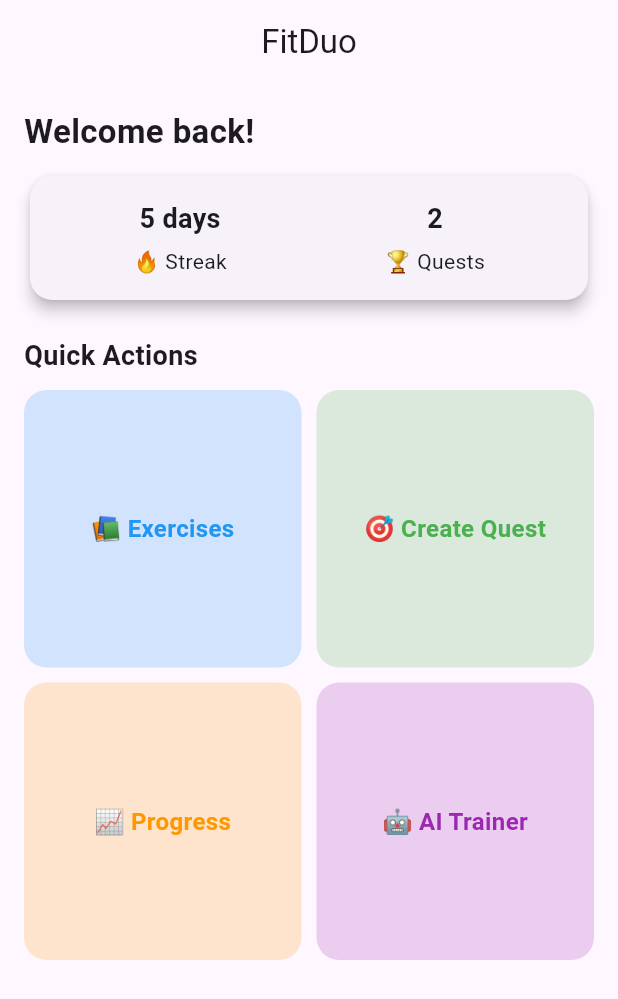
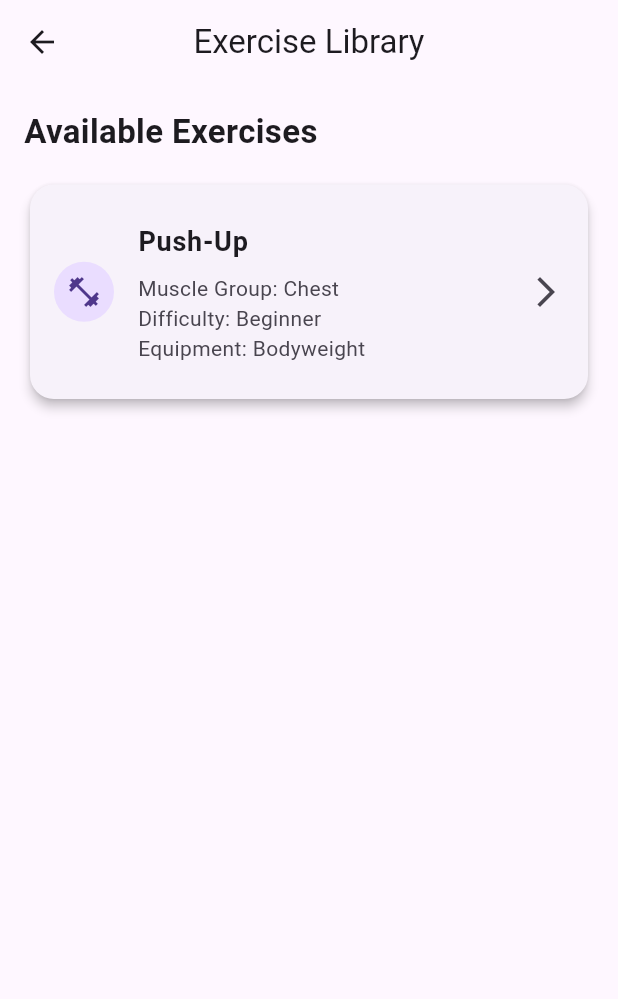
Before and after one commit to boizura/FitDuo, a Flutter app: the screen it shows after launch, after a tap on "📚 Exercises", on a phone screen of 412 x 824 dp. Shown: the top 999 px of the screen. Run offline on Flutter 3.47's test engine with Material 3 defaults, Android fonts, the light colour scheme and no system bars.

Commit message:
Add skeleton exercise library screen and navigation button

```diff
--- a/lib/screens/exercise_library_screen.dart
+++ b/lib/screens/exercise_library_screen.dart
@@ -0,0 +1,67 @@
+import 'package:flutter/material.dart';
+
+class ExerciseLibraryScreen extends StatelessWidget {
+  const ExerciseLibraryScreen({super.key});
+
+  @override
+  Widget build(BuildContext context) {
+    return Scaffold(
+      appBar: AppBar(
+        title: const Text('Exercise Library'),
+        centerTitle: true,
+      ),
+      body: Padding(
+        padding: const EdgeInsets.all(16.0),
+        child: Column(
+          crossAxisAlignment: CrossAxisAlignment.start,
+          children: [
+            const Text(
+              'Available Exercises',
+              style: TextStyle(
+                fontSize: 22,
+                fontWeight: FontWeight.bold,
+              ),
+            ),
+            const SizedBox(height: 16),
+
+            Card(
+              elevation: 3,
+              shape: RoundedRectangleBorder(
+                borderRadius: BorderRadius.circular(16),
+              ),
+              child: ListTile(
+                contentPadding: const EdgeInsets.all(16),
+                leading: const CircleAvatar(
+                  child: Icon(Icons.fitness_center),
+                ),
+                title: const Text(
+                  'Push-Up',
+                  style: TextStyle(
+                    fontWeight: FontWeight.bold,
+                    fontSize: 18,
+                  ),
+                ),
+                subtitle: const Padding(
+                  padding: EdgeInsets.only(top: 8),
+                  child: Text(
+                    'Muscle Group: Chest\n'
+                    'Difficulty: Beginner\n'
+                    'Equipment: Bodyweight',
+                  ),
+                ),
+                trailing: const Icon(Icons.arrow_forward_ios),
+                onTap: () {
+                  ScaffoldMessenger.of(context).showSnackBar(
+                    const SnackBar(
+                      content: Text('Push-Up selected'),
+                    ),
+                  );
+                },
+              ),
+            ),
+          ],
+        ),
+      ),
+    );
+  }
+}
--- a/lib/screens/home_screen.dart
+++ b/lib/screens/home_screen.dart
@@ -1,4 +1,8 @@
 import 'package:flutter/material.dart';
+import 'package:fitduo/screens/exercise_library_screen.dart';
+import 'package:fitduo/screens/quest_screen.dart';
+import 'package:fitduo/screens/progress_tracker_screen.dart';
+import 'package:fitduo/screens/setting_screen.dart';
 
 class Homescreen extends StatefulWidget {
   const Homescreen({super.key});
@@ -65,7 +69,15 @@ class _HomescreenState extends State<Homescreen> {
                 crossAxisSpacing: 10,
                 mainAxisSpacing: 10,
                 children: [
-                  _buildButton("📚 Exercises", Colors.blue, () {}),
+                  // Exercise Library
+                  _buildButton("📚 Exercises", Colors.blue, () {
+                    Navigator.push(
+                      context,
+                      MaterialPageRoute(
+                        builder: (context) => const ExerciseLibraryScreen(),
+                      ),
+                    );
+                  }),
                   _buildButton("🎯 Create Quest", Colors.green, () {}),
                   _buildButton("📈 Progress", Colors.orange, () {}),
                   _buildButton("🤖 AI Trainer", Colors.purple, () {}),
```
Also changed, not shown: lib/database/database_helper.dart (added), lib/models/exercise.dart (added), lib/models/workout.dart (added), lib/models/workouts.dart (deleted), lib/screens/setting_screen.dart (added), lib/screens/settings_screens.dart (deleted).
